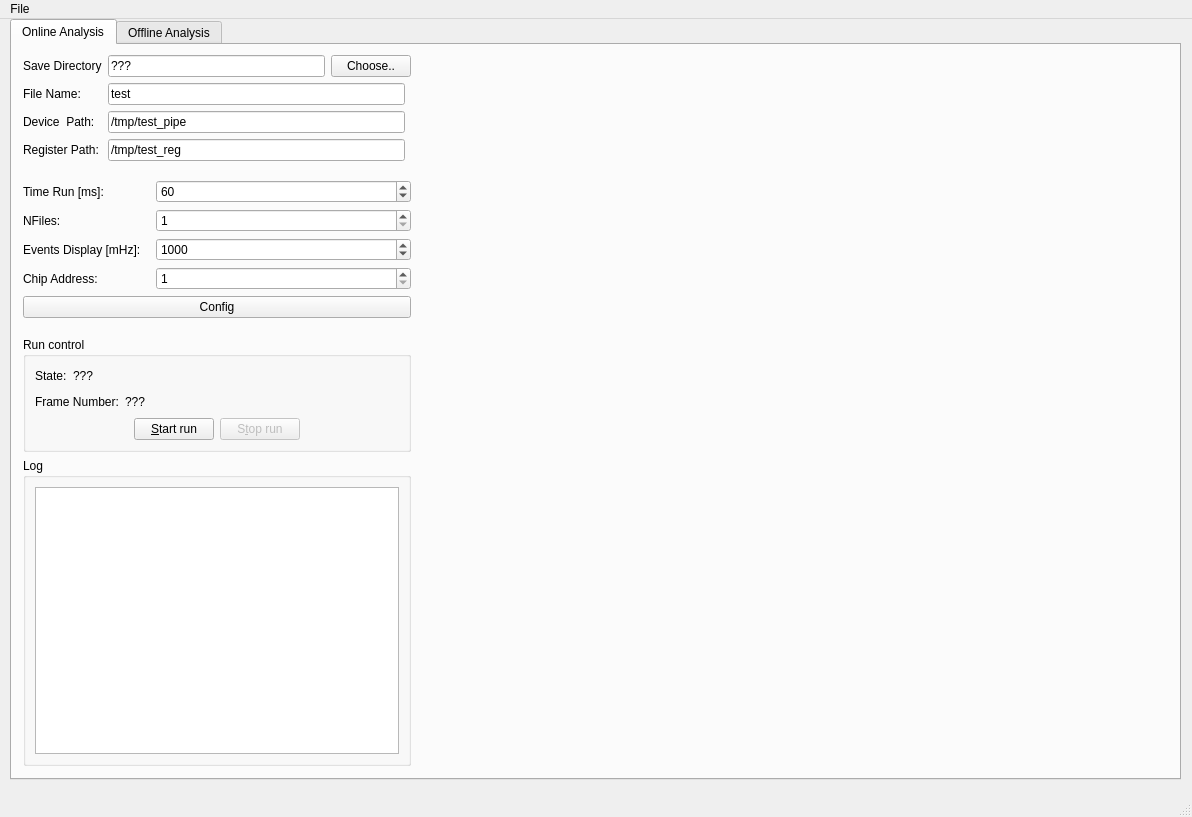
The window that software/gui/form/mainwindow.ui (cepc/kc705) describes before a commit, drawn with Qt 5.
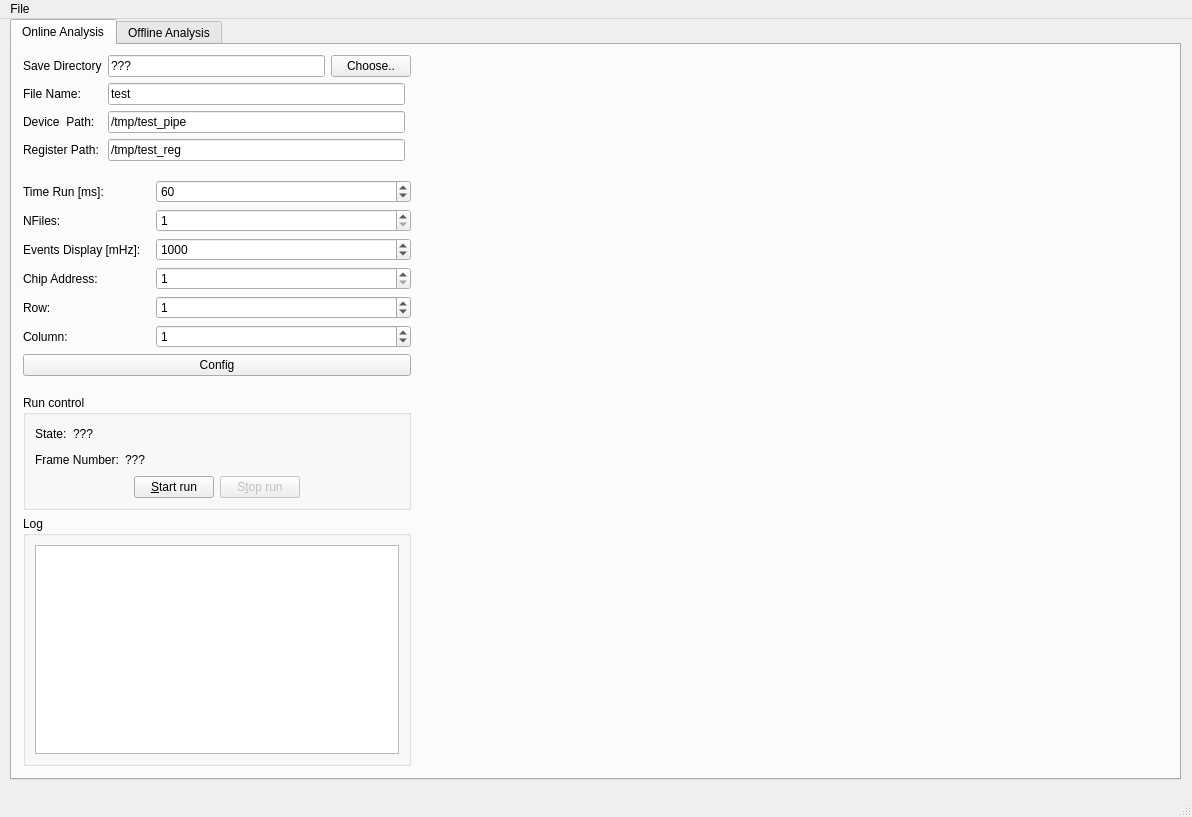
The same window after the commit. Icons and pictures are not drawn. Custom widgets are drawn as their Qt base class.

```diff
--- a/software/gui/form/mainwindow.ui
+++ b/software/gui/form/mainwindow.ui
@@ -231,6 +231,52 @@
            </property>
           </widget>
          </item>
+         <item row="4" column="0">
+          <widget class="QLabel" name="label_28">
+           <property name="text">
+            <string>Row:</string>
+           </property>
+          </widget>
+         </item>
+         <item row="5" column="0">
+          <widget class="QLabel" name="label_27">
+           <property name="text">
+            <string>Column:</string>
+           </property>
+          </widget>
+         </item>
+         <item row="4" column="1" colspan="2">
+          <widget class="QSpinBox" name="SpinBox_Online_Row">
+           <property name="minimum">
+            <number>0</number>
+           </property>
+           <property name="maximum">
+            <number>15</number>
+           </property>
+           <property name="value">
+            <number>1</number>
+           </property>
+           <property name="displayIntegerBase">
+            <number>10</number>
+           </property>
+          </widget>
+         </item>
+         <item row="5" column="1" colspan="2">
+          <widget class="QSpinBox" name="SpinBox_Online_Col">
+           <property name="minimum">
+            <number>0</number>
+           </property>
+           <property name="maximum">
+            <number>47</number>
+           </property>
+           <property name="value">
+            <number>1</number>
+           </property>
+           <property name="displayIntegerBase">
+            <number>10</number>
+           </property>
+          </widget>
+         </item>
         </layout>
        </item>
        <item>
```
